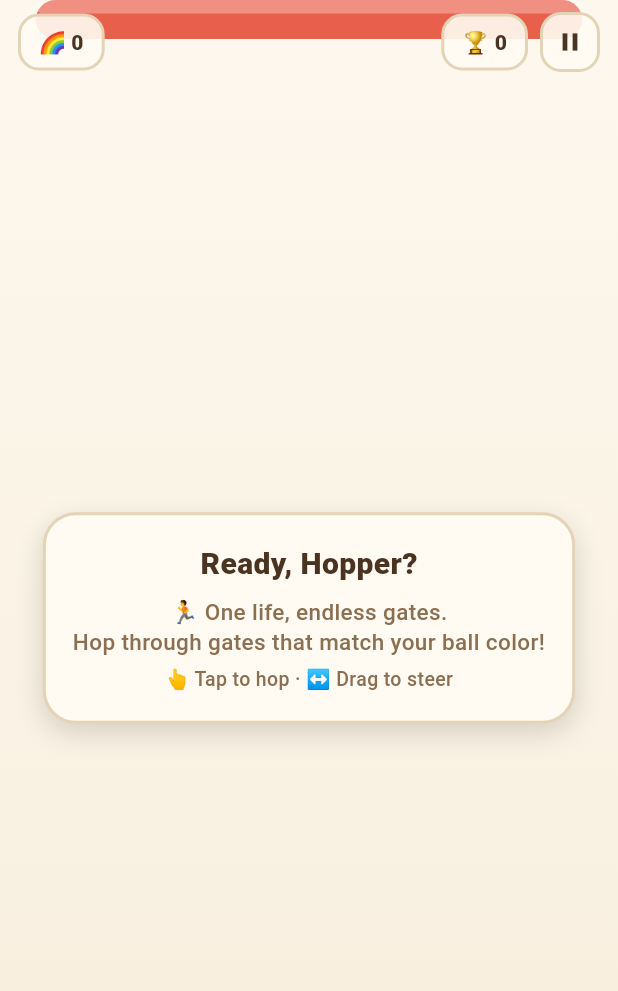
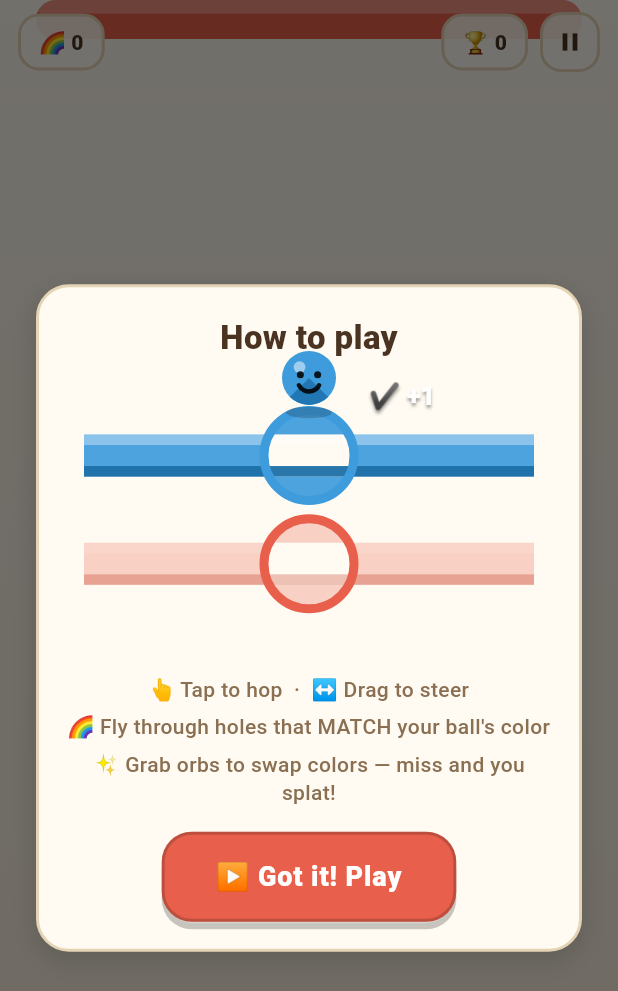
Before and after one commit to wjia-n/game-huehop, a Flutter app: the GameScreen screen opened directly with empty values, after a tap on the "pause" icon, on a phone screen of 412 x 824 dp. Shown: the top 991 px of the screen. Run offline on Flutter 3.47's test engine with Material 3 defaults, Android fonts, the light colour scheme and no system bars; our stand-ins replace audioplayers, in_app_purchase, in_app_review, share_plus, shared_preferences; accounts and stored records are empty.

Commit message:
Add tutorial overlay + cheat menu

```diff
--- a/lib/screens/game_screen.dart
+++ b/lib/screens/game_screen.dart
@@ -7,6 +7,8 @@ import '../services/settings_service.dart';
 import '../theme/ball_styles.dart';
 import '../theme/huehop_themes.dart';
 import '../theme/toy_ui.dart';
+import '../cheat_menu.dart';
+import 'tutorial_overlay.dart';
 
 /// Game screen: renders [HueHopEngine] (which owns ALL state/phases +
 /// watchdog). Tap = hop, drag horizontally = steer.
@@ -25,6 +27,7 @@ class _GameScreenState extends State<GameScreen> with WidgetsBindingObserver {
 
   late final HueHopEngine _engine;
   bool _reviewAsked = false;
+  bool _showTutorial = false;
   String? _overHeadline;
   String? _overSubline;
 
@@ -34,6 +37,9 @@ class _GameScreenState extends State<GameScreen> with WidgetsBindingObserver {
     WidgetsBinding.instance.addObserver(this);
     _engine = HueHopEngine();
     _engine.onEvent = _onEngineEvent;
+    // Show the how-to-play overlay on first launch. The round cannot start
+    // (and the player cannot fail) until it is dismissed.
+    _showTutorial = !_s.tutorialSeen;
   }
 
   @override
@@ -130,6 +136,17 @@ class _GameScreenState extends State<GameScreen> with WidgetsBindingObserver {
     }
   }
 
+  void _dismissTutorial() {
+    _audio.gameStart();
+    _s.setTutorialSeen(true);
+    setState(() {
+      _showTutorial = false;
+      _overHeadline = null;
+      _overSubline = null;
+    });
+    _engine.startRun();
+  }
+
   void _start() {
     // Every run start gets the start fanfare — first run and replays alike.
     _audio.gameStart();
@@ -152,6 +169,7 @@ class _GameScreenState extends State<GameScreen> with WidgetsBindingObserver {
             GestureDetector(
               behavior: HitTestBehavior.opaque,
               onTapDown: (_) {
+                if (_showTutorial) return; // tutorial must be dismissed first
                 if (_engine.phase == HopPhase.idle) {
                   _start();
                 } else {
@@ -215,11 +233,12 @@ class _GameScreenState extends State<GameScreen> with WidgetsBindingObserver {
                 ),
               ),
             ),
-            // Tap-to-start card
+            // Tap-to-start card (hidden while the tutorial is up)
             AnimatedBuilder(
               animation: _engine,
-              builder: (_, _) => _engine.phase == HopPhase.idle
-                  ? Center(
+              builder: (_, _) =>
+                  _engine.phase == HopPhase.idle && !_showTutorial
+                      ? Center(
                       child: ToyUi.panel(
                         theme: t,
                         child: Column(
@@ -290,6 +309,16 @@ class _GameScreenState extends State<GameScreen> with WidgetsBindingObserver {
                       ),
                     ],
                   ),
+                ),
+              ),
+            // First-launch tutorial: the round cannot start until dismissed.
+            if (_showTutorial)
+              Positioned.fill(
+                child: TutorialOverlay(
+                  theme: t,
+                  ballStyle: _s.ballStyle,
+                  gateStyle: _s.gateStyle,
+                  onDone: _dismissTutorial,
                 ),
               ),
           ],
@@ -363,6 +392,35 @@ class _GameScreenState extends State<GameScreen> with WidgetsBindingObserver {
                   Navigator.of(context).pop();
                   Navigator.of(context).pop();
                 },
+              ),
+              const SizedBox(height: 12),
+              // Discreet debug menu: 5 rapid taps on the version label.
+              Builder(
+                builder: (dctx) => CheatMenuTrigger(
+                  callbacks: CheatCallbacks(
+                    onSkipLevel: () {
+                      // Skip the current round: start a fresh one.
+                      Navigator.of(dctx).pop();
+                      setState(() {
+                        _overHeadline = null;
+                        _overSubline = null;
+                      });
+                      _engine.startRun();
+                    },
+                    onInstantWin: () {
+                      Navigator.of(dctx).pop();
+                      _engine.debugInstantWin();
+                    },
+                    onInfiniteLives: _engine.mode == 'attack'
+                        ? () {
+                            _engine.lives = 99;
+                            toySnack(context, 'Infinite lives on ❤️', t);
+                          }
+                        : null,
+                  ),
+                  child: Text('v1.1.0',
+                      style: ToyUi.body(11, theme: t, color: t.subtext)),
+                ),
               ),
             ],
           ),
--- /dev/null
+++ b/lib/screens/tutorial_overlay.dart
@@ -0,0 +1,240 @@
+import 'package:flutter/material.dart';
+import '../theme/ball_styles.dart';
+import '../theme/huehop_themes.dart';
+import '../theme/toy_ui.dart';
+
+/// First-launch how-to-play overlay for Hue Hop.
+///
+/// Shows a short looping ANIMATED demo in the game's own art style
+/// (a ball hopping through a matching-color gate, an orb swapping its
+/// color, then passing the next gate), plus 3 one-line instructions and a
+/// "Got it!" button. The round cannot start until this is dismissed.
+class TutorialOverlay extends StatefulWidget {
+  final HueHopThemeDef theme;
+  final int ballStyle;
+  final int gateStyle;
+  final String buttonText;
+  final VoidCallback onDone;
+
+  const TutorialOverlay({
+    super.key,
+    required this.theme,
+    required this.ballStyle,
+    required this.gateStyle,
+    required this.onDone,
+    this.buttonText = '▶ Got it! Play',
+  });
+
+  /// Show the overlay as a dialog (used by Settings "How to play").
+  static Future<void> showDialogReuse(BuildContext context,
+      {required HueHopThemeDef theme,
+      required int ballStyle,
+      required int gateStyle}) {
+    return showDialog(
+      context: context,
+      barrierDismissible: true,
+      builder: (_) => Dialog(
+        backgroundColor: Colors.transparent,
+        insetPadding: const EdgeInsets.symmetric(horizontal: 20),
+        child: TutorialOverlay(
+          theme: theme,
+          ballStyle: ballStyle,
+          gateStyle: gateStyle,
+          buttonText: '👍 Got it!',
+          onDone: () => Navigator.of(context).pop(),
+        ),
+      ),
+    );
+  }
+
+  @override
+  State<TutorialOverlay> createState() => _TutorialOverlayState();
+}
+
+class _TutorialOverlayState extends State<TutorialOverlay>
+    with SingleTickerProviderStateMixin {
+  late final AnimationController _ctrl;
+
+  @override
+  void initState() {
+    super.initState();
+    _ctrl = AnimationController(
+      vsync: this,
+      duration: const Duration(milliseconds: 3600),
+    )..repeat();
+  }
+
+  @override
+  void dispose() {
+    _ctrl.dispose();
+    super.dispose();
+  }
+
+  @override
+  Widget build(BuildContext context) {
+    final t = widget.theme;
+    // Absorb every tap: the game behind must never start while this is up.
+    return GestureDetector(
+      behavior: HitTestBehavior.opaque,
+      onTap: () {},
+      child: Container(
+        color: Colors.black.withValues(alpha: 0.55),
+        child: Center(
+          child: SingleChildScrollView(
+            padding: const EdgeInsets.symmetric(horizontal: 24),
+            child: ToyUi.panel(
+              theme: t,
+              child: Column(
+                mainAxisSize: MainAxisSize.min,
+                children: [
+                  Text('How to play', style: ToyUi.title(22, theme: t)),
+                  const SizedBox(height: 10),
+                  // Looping animated demo in the game's own art style.
+                  AnimatedBuilder(
+                    animation: _ctrl,
+                    builder: (_, _) => CustomPaint(
+                      size: const Size(300, 190),
+                      painter: _DemoPainter(
+                        t: _ctrl.value,
+                        theme: t,
+                        ballStyle: widget.ballStyle,
+                        gateStyle: widget.gateStyle,
+                      ),
+                    ),
+                  ),
+                  const SizedBox(height: 10),
+                  Text('👆 Tap to hop  ·  ↔️ Drag to steer',
+                      textAlign: TextAlign.center,
+                      style: ToyUi.body(14, theme: t)),
+                  const SizedBox(height: 6),
+                  Text("🌈 Fly through holes that MATCH your ball's color",
+                      textAlign: TextAlign.center,
+                      style: ToyUi.body(14, theme: t)),
+                  const SizedBox(height: 6),
+                  Text('✨ Grab orbs to swap colors — miss and you splat!',
+                      textAlign: TextAlign.center,
+                      style: ToyUi.body(14, theme: t)),
+                  const SizedBox(height: 16),
+                  ToyUi.button(
+                    theme: t,
+                    text: widget.buttonText,
+                    onTap: widget.onDone,
+                  ),
+                ],
+              ),
+            ),
+          ),
+        ),
+      ),
+    );
+  }
+}
+
+/// One looping demo beat, drawn with the game's own [paintBall]/[paintGate]:
+/// hop through a matching gate → orb swaps ball color → pass the next gate.
+class _DemoPainter extends CustomPainter {
+  final double t; // 0..1 loop progress
+  final HueHopThemeDef theme;
+  final int ballStyle;
+  final int gateStyle;
+
+  _DemoPainter({
+    required this.t,
+    required this.theme,
+    required this.ballStyle,
+    required this.gateStyle,
+  });
+
+  double _easeOut(double k) => 1 - (1 - k) * (1 - k);
+
+  void _popup(Canvas canvas, String text, Offset at, Color color) {
+    final tp = TextPainter(
+      text: TextSpan(
+        text: text,
+        style: TextStyle(
+          color: color,
+          fontSize: 17,
+          fontWeight: FontWeight.w900,
+          shadows: const [
+            Shadow(color: Colors.black38, offset: Offset(0, 2), blurRadius: 2)
+          ],
+        ),
+      ),
+      textDirection: TextDirection.ltr,
+    )..layout();
+    tp.paint(canvas, Offset(at.dx - tp.width / 2, at.dy - tp.height / 2));
+  }
+
+  @override
+  void paint(Canvas canvas, Size size) {
+    final w = size.width, h = size.height;
+    final cA = theme.gates[0];
+    final cB = theme.gates[1 % theme.gates.length];
+    final gateAY = h * 0.66;
+    final gateBY = h * 0.28;
+    const holeR = 30.0;
+    final bx = w * 0.5;
+    final startY = h - 24;
+
+    double ballY;
+    Color ballC = cA;
+    String? popup;
+    Offset? popupAt;
+    bool swapOrb = false;
+    double swapK = 0;
+
+    if (t < 0.30) {
+      // A: hop up through gate A (matching color).
+      final k = _easeOut((t / 0.30).clamp(0.0, 1.0));
+      ballY = startY + (gateAY - 52 - startY) * k;
+      if (t > 0.22) {
+        popup = '✔ +1';
+        popupAt = Offset(bx + 62, gateAY - 40);
+      }
+    } else if (t < 0.52) {
+      // B: orb swaps the ball color.
+      ballY = gateAY - 52;
+      swapK = ((t - 0.30) / 0.22).clamp(0.0, 1.0);
+      ballC = Color.lerp(cA, cB, swapK)!;
+      swapOrb = true;
+      popup = '✨ SWAP!';
+      popupAt = Offset(bx + 66, ballY - 14);
+    } else {
+      // C: hop up through gate B (new color).
+      final k = _easeOut(((t - 0.52) / 0.38).clamp(0.0, 1.0));
+      ballY = (gateAY - 52) + (gateBY - 52 - (gateAY - 52)) * k;
+      ballC = cB;
+      if (t > 0.80) {
+        popup = '✔ +1';
+        popupAt = Offset(bx + 62, gateBY - 40);
+      }
+    }
+
+    // Gates (dim the passed one, like the real game).
+    paintGate(canvas, w, gateAY, bx, holeR, cA, gateStyle, 0, t >= 0.30);
+    paintGate(canvas, w, gateBY, bx, holeR, cB, gateStyle, 0, t > 0.90);
+
+    // Swap orb with halo.
+    if (swapOrb) {
+      final pulse = 1 + (1 - swapK) * 0.4;
+      canvas.drawCircle(Offset(bx, ballY), 22 * pulse,
+          Paint()..color = theme.orbHalo.withValues(alpha: 0.35));
+      canvas.drawCircle(
+          Offset(bx, ballY), 13 * pulse, Paint()..color = cB);
+      canvas.drawCircle(
+          Offset(bx - 4 * pulse, ballY - 5 * pulse),
+          4 * pulse,
+          Paint()..color = Colors.white.withValues(alpha: 0.7));
+    }
+
+    // Ball, drawn with the game's own style.
+    paintBall(canvas, Offset(bx, ballY), 18, ballC, ballStyle);
+
+    if (popup != null && popupAt != null) {
+      _popup(canvas, popup, popupAt, Colors.white);
+    }
+  }
+
+  @override
+  bool shouldRepaint(covariant _DemoPainter old) => old.t != t;
+}
```
Also changed, not shown: lib/cheat_menu.dart (added, +221 -0 lines), lib/engine/huehop_engine.dart (+7 -0 lines), lib/screens/settings_screen.dart (+63 -0 lines), lib/services/settings_service.dart (+33 -0 lines).
